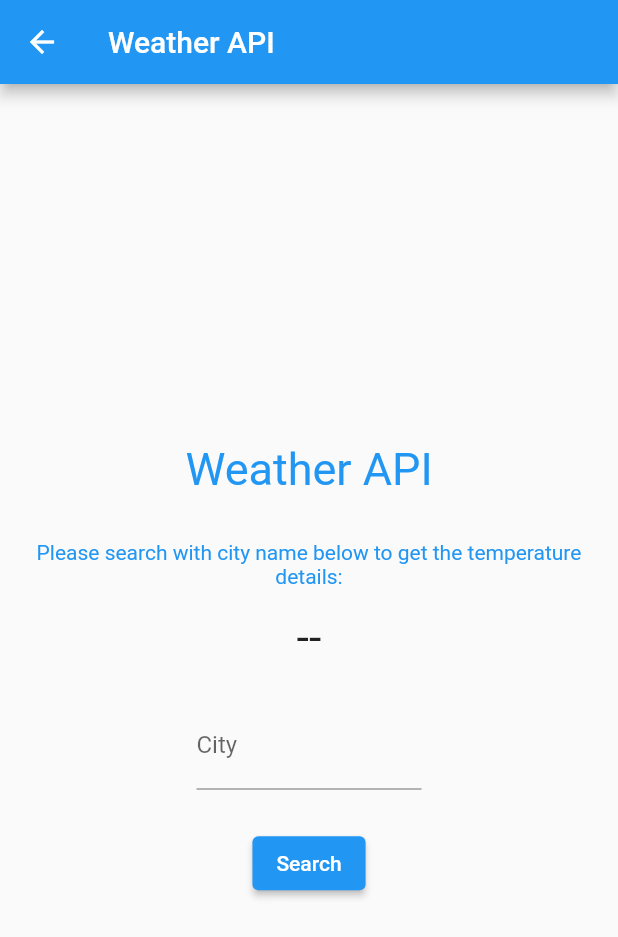
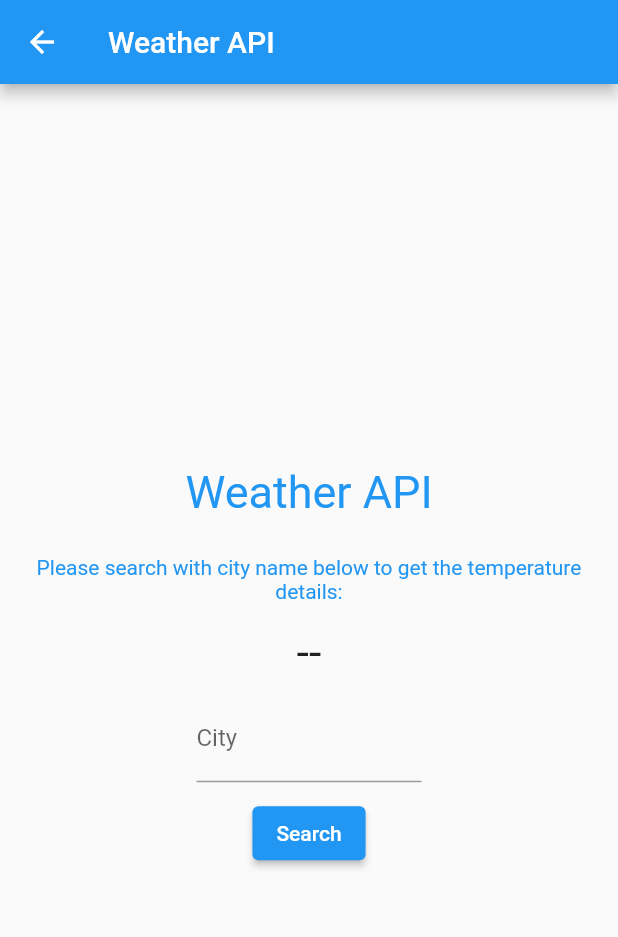
Before and after one commit to LakmaliPalihakkara/MDEV1005_Assignment4, a Flutter app: the WeatherDisplay screen opened by its route, on a phone screen of 412 x 824 dp. Shown: the top 937 px of the screen. Run offline on Flutter 3.47's test engine with Material 2 defaults, Android fonts, the phone set to English and light mode, and no system bars; our stand-ins replace go_router, math_expressions, url_strategy.

Commit message:
Remved some padding

```diff
--- a/lib/weather_display.dart
+++ b/lib/weather_display.dart
@@ -25,7 +25,7 @@ class _WeatherDisplay extends State<WeatherDisplay> {
         Column(
           children: [
             Padding(
-                padding: EdgeInsets.all(15),
+                padding: EdgeInsets.all(10),
                 child: Text('Weather API',
                     style: TextStyle(fontSize: 30,color: Colors.blue)
                 )),
@@ -45,7 +45,7 @@ class _WeatherDisplay extends State<WeatherDisplay> {
               Image.network(_response!.iconUrl),
               Text(
                 '${_response!.tempInfo.temperature}° F',
-                style: TextStyle(fontSize: 40),
+                style: TextStyle(fontSize: 30),
               ),
               Text(_response!.weatherInfo.description,
     style: TextStyle(fontSize: 12)),
@@ -68,7 +68,7 @@ class _WeatherDisplay extends State<WeatherDisplay> {
           ),
 
         Padding(
-          padding: EdgeInsets.symmetric(vertical: 25),
+          padding: EdgeInsets.symmetric(vertical: 10),
           child: SizedBox(
             width: 150,
             child: TextField(
```
